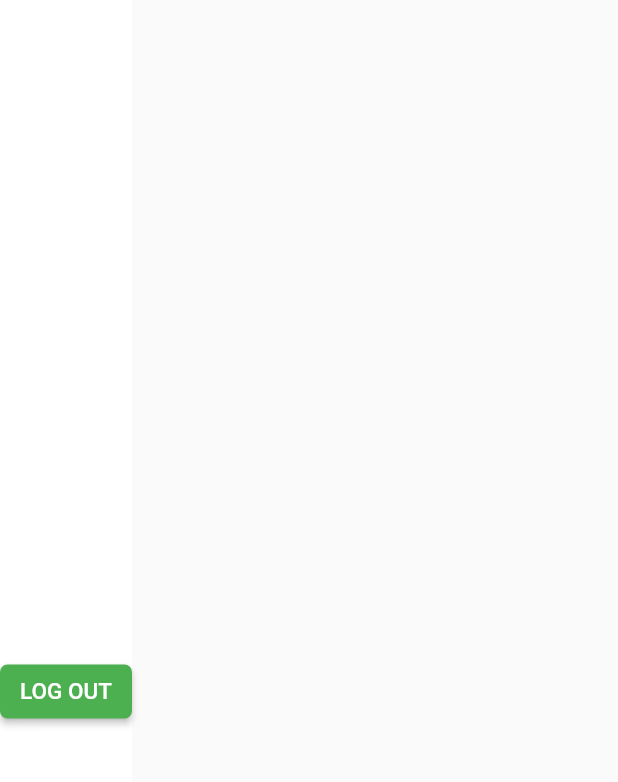
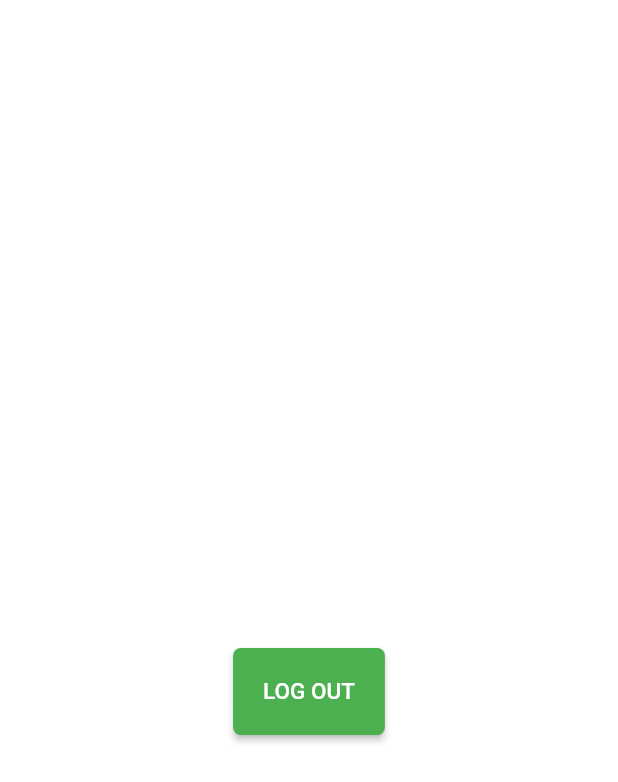
Before and after one commit to SwethaRajendran07/bloc_demo, a Flutter app: the screen it shows once a user with an empty profile is signed in, on a phone screen of 412 x 824 dp. Shown: the top 782 px of the screen. Run offline on Flutter 3.47's test engine with Material 2 defaults, Android fonts, the phone set to English and light mode, and no system bars; our stand-ins replace firebase_auth, firebase_core, flutter_bloc, google_sign_in; accounts and stored records are empty.

```diff
--- a/lib/dashboard.dart
+++ b/lib/dashboard.dart
@@ -20,6 +20,7 @@ class _DashboardScreenState extends State<DashboardScreen> {
           create: (context) => ThemeModeBloc(),
           child: Container(
             color: Colors.white,
+            width: MediaQuery.of(context).size.width,
             child: Column(
               mainAxisAlignment: MainAxisAlignment.center,
               children: [
@@ -38,7 +39,7 @@ class _DashboardScreenState extends State<DashboardScreen> {
                   height: 30,
                 ),
                 MaterialButton(
-                  padding: EdgeInsets.all(8.0),
+                  padding: EdgeInsets.all(20.0),
                   color: Colors.green,
                   shape: RoundedRectangleBorder(borderRadius: BorderRadius.circular(5)),
                   child: Text(
```
Also changed, not shown: lib/SignInScreen.dart (+8 -1 lines), lib/auth_service.dart (+9 -0 lines), lib/signUpScreen.dart (+6 -8 lines).
